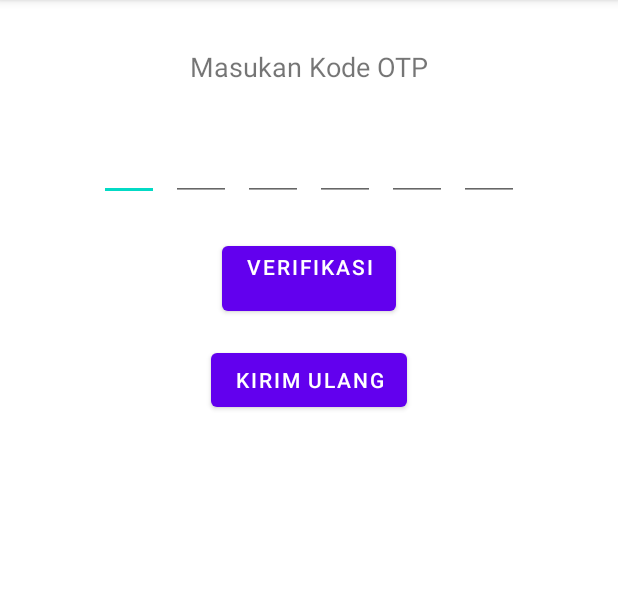
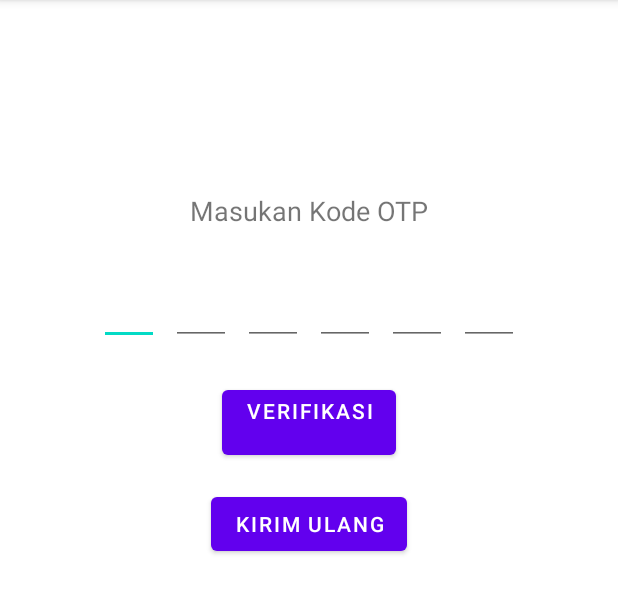
Before and after one commit to Linkyi-Shop/linkyi-mobile, an Android app: the OtpVerifActivity screen opened directly, with no data from a screen before it, on a phone screen of 412 x 824 dp, the part 84-698 px from its top. Run offline under Robolectric (Android 15) with nearby library versions, the phone set to English and light mode, and no system bars.

Commit message:
Fix Login

```diff
--- a/app/src/main/java/com/example/linkyishop/ui/login/LoginViewModel.kt
+++ b/app/src/main/java/com/example/linkyishop/ui/login/LoginViewModel.kt
@@ -1,5 +1,6 @@
 package com.example.linkyishop.ui.login
 
+import android.util.Log
 import androidx.lifecycle.LiveData
 import androidx.lifecycle.MutableLiveData
 import androidx.lifecycle.ViewModel
@@ -24,6 +25,7 @@ class LoginViewModel(private val repository: UserRepository) : ViewModel() {
     }
 
     fun saveUserToken(token: String) {
+        Log.d("LoginViewModel", "Saving token: $token")
         viewModelScope.launch {
             repository.saveUserToken(token)
         }
--- a/app/src/main/java/com/example/linkyishop/ui/otp/OtpVerifActivity.kt
+++ b/app/src/main/java/com/example/linkyishop/ui/otp/OtpVerifActivity.kt
@@ -80,12 +80,12 @@ class OtpVerifActivity : AppCompatActivity() {
     }
 
     companion object {
-        fun start(context: Context) {
-            val intent = Intent(context, OtpVerifActivity::class.java)
-            context.startActivity(intent)
-        }
+//        fun start(context: Context) {
+//            val intent = Intent(context, OtpVerifActivity::class.java)
+//            context.startActivity(intent)
+//        }
 
-        const val EXTRA_EMAIL = "eue"
+        const val EXTRA_EMAIL = "extra_email"
     }
 
 }
--- a/app/src/main/res/layout/activity_login.xml
+++ b/app/src/main/res/layout/activity_login.xml
@@ -12,7 +12,7 @@
         android:id="@+id/logoImageView"
         android:layout_width="50dp"
         android:layout_height="50dp"
-        android:layout_marginTop="32dp"
+        android:layout_marginTop="64dp"
         android:src="@drawable/linkyi_logo"
         app:layout_constraintBottom_toTopOf="@+id/title2TextView"
         app:layout_constraintEnd_toEndOf="parent"
@@ -26,13 +26,14 @@
         android:layout_width="0dp"
         android:layout_height="wrap_content"
         android:layout_marginStart="32dp"
-        android:layout_marginTop="120dp"
+        android:layout_marginTop="88dp"
         android:layout_marginEnd="32dp"
         android:text="@string/title_login_page"
         android:textColor="@color/black"
         android:textSize="38sp"
         android:textStyle="bold"
         app:layout_constraintEnd_toEndOf="parent"
+        app:layout_constraintHorizontal_bias="0.0"
         app:layout_constraintStart_toStartOf="parent"
         app:layout_constraintTop_toBottomOf="@id/logoImageView"
         tools:alpha="100" />
--- a/app/src/main/res/layout/activity_otp_verif.xml
+++ b/app/src/main/res/layout/activity_otp_verif.xml
@@ -11,12 +11,12 @@
         android:id="@+id/tvTitle"
         android:layout_width="wrap_content"
         android:layout_height="wrap_content"
+        android:layout_marginTop="128dp"
         android:text="@string/otp_verification"
         android:textSize="18sp"
-        android:layout_marginTop="32dp"
-        app:layout_constraintTop_toTopOf="parent"
+        app:layout_constraintEnd_toEndOf="parent"
         app:layout_constraintStart_toStartOf="parent"
-        app:layout_constraintEnd_toEndOf="parent" />
+        app:layout_constraintTop_toTopOf="parent" />
 
     <LinearLayout
         android:id="@+id/llOtp"
@@ -92,11 +92,11 @@
         android:id="@+id/btnVerify"
         android:layout_width="wrap_content"
         android:layout_height="wrap_content"
+        android:layout_marginTop="24dp"
         android:text="@string/verifikasi"
-        android:layout_marginTop="24dp"
-        app:layout_constraintTop_toBottomOf="@+id/llOtp"
+        app:layout_constraintEnd_toEndOf="parent"
         app:layout_constraintStart_toStartOf="parent"
-        app:layout_constraintEnd_toEndOf="parent" />
+        app:layout_constraintTop_toBottomOf="@+id/llOtp" />
 
     <Button
         android:id="@+id/btnResendOtp"
--- a/app/src/main/res/layout/activity_register.xml
+++ b/app/src/main/res/layout/activity_register.xml
@@ -12,7 +12,7 @@
         android:id="@+id/logoImageView"
         android:layout_width="50dp"
         android:layout_height="50dp"
-        android:layout_marginTop="32dp"
+        android:layout_marginTop="64dp"
         android:src="@drawable/linkyi_logo"
         app:layout_constraintBottom_toTopOf="@+id/titleTextView"
         app:layout_constraintEnd_toEndOf="parent"
@@ -27,7 +27,7 @@
         android:layout_width="0dp"
         android:layout_height="wrap_content"
         android:layout_marginStart="32dp"
-        android:layout_marginTop="128dp"
+        android:layout_marginTop="148dp"
         android:layout_marginEnd="32dp"
         android:text="@string/title_signup_page"
         android:textColor="@color/black"
@@ -54,7 +54,7 @@
         android:layout_width="wrap_content"
         android:layout_height="wrap_content"
         android:layout_marginStart="32dp"
-        android:layout_marginTop="68dp"
+        android:layout_marginTop="32dp"
         android:text="@string/name"
         android:textColor="@color/black"
         android:textStyle="bold"
```
Also changed, not shown: app/src/main/java/com/example/linkyishop/ui/login/LoginActivity.kt (+12 -14 lines).
